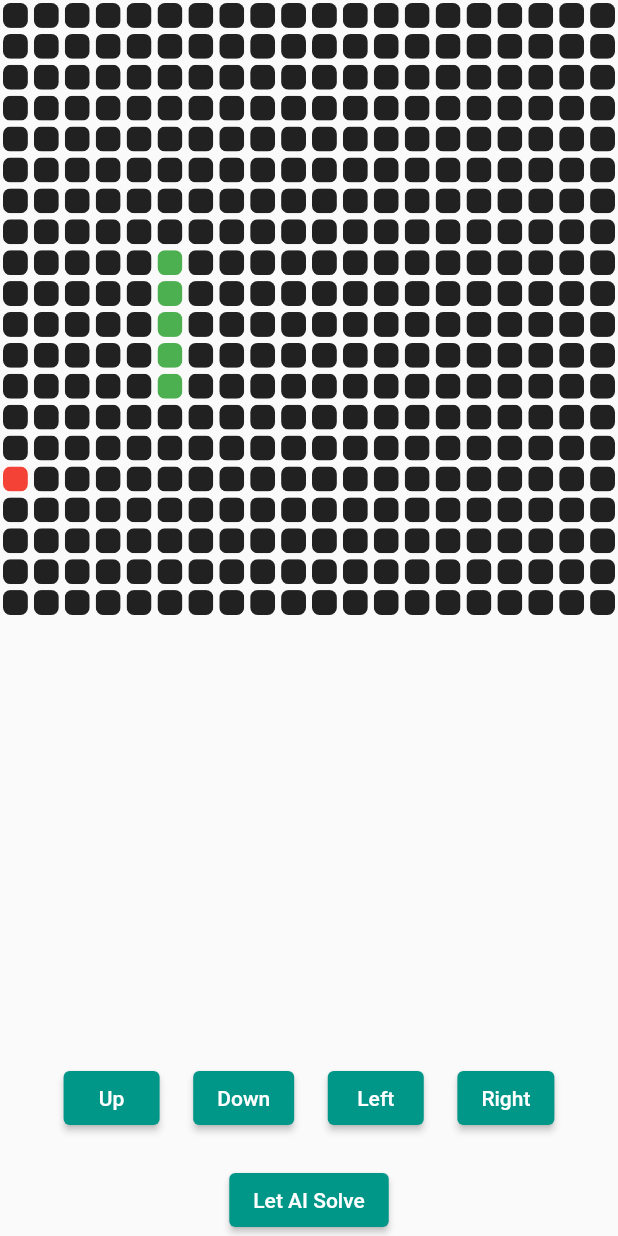
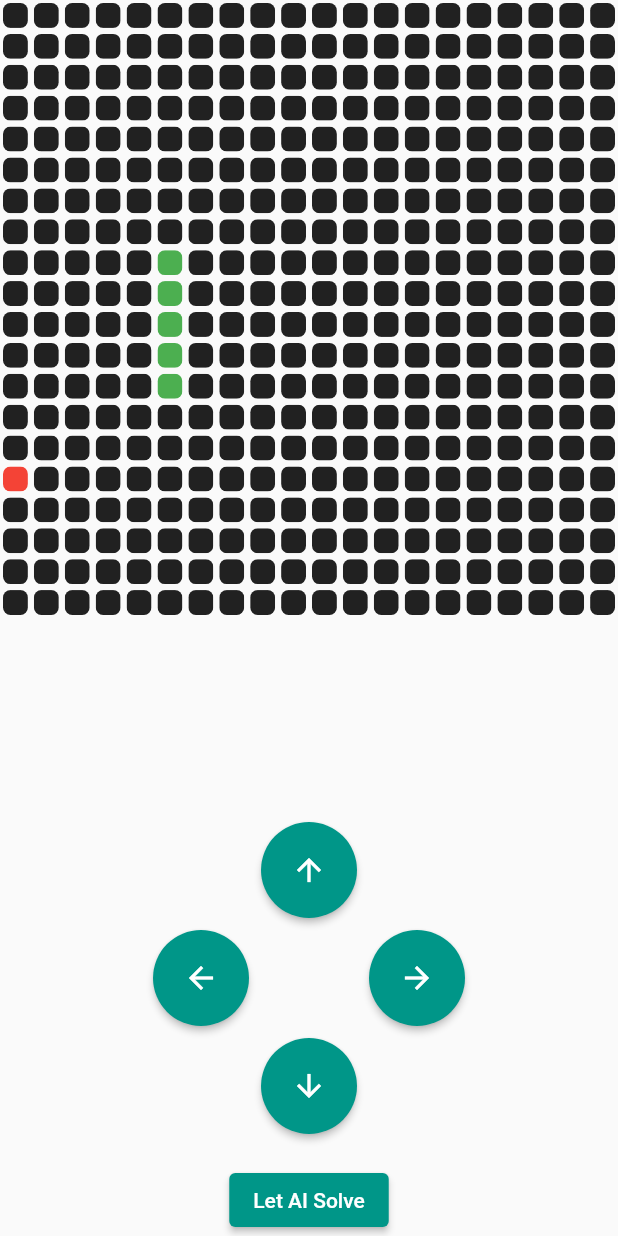
Before and after one commit to hyunjaemoon/portfolio, a Flutter app: the SnakeGame widget shown alone on an empty page, opened directly, on a phone screen of 412 x 824 dp. Run offline on Flutter 3.47's test engine with Material 2 defaults, Android fonts, the phone set to English and light mode, and no system bars.

Commit message:
Snake game control pad follows directional pad layout

```diff
--- a/lib/snake.dart
+++ b/lib/snake.dart
@@ -181,7 +181,9 @@ class _SnakeGameState extends State<SnakeGame> {
           Padding(
             padding: const EdgeInsets.all(20.0),
             child: Row(
-              mainAxisAlignment: MainAxisAlignment.spaceEvenly,
+              mainAxisAlignment: MainAxisAlignment.center,
+              children: [
+                Column(
                   children: [
                     ElevatedButton(
                       onPressed: () {
@@ -190,7 +192,46 @@ class _SnakeGameState extends State<SnakeGame> {
                           hasMoved = true;
                         }
                       },
-                  child: Text("Up"),
+                      child: Icon(Icons.arrow_upward),
+                      style: ElevatedButton.styleFrom(
+                        shape: CircleBorder(),
+                        padding: EdgeInsets.all(20.0), // Adjust the button size
+                      ),
+                    ),
+                    Row(
+                      children: [
+                        ElevatedButton(
+                          onPressed: () {
+                            if (!hasMoved && direction != 'right') {
+                              direction = 'left';
+                              hasMoved = true;
+                            }
+                          },
+                          child: Icon(Icons.arrow_back),
+                          style: ElevatedButton.styleFrom(
+                            shape: CircleBorder(),
+                            padding:
+                                EdgeInsets.all(20.0), // Adjust the button size
+                          ),
+                        ),
+                        SizedBox(
+                            width: 80.0,
+                            height: 80.0), // Placeholder for spacing
+                        ElevatedButton(
+                          onPressed: () {
+                            if (!hasMoved && direction != 'left') {
+                              direction = 'right';
+                              hasMoved = true;
+                            }
+                          },
+                          child: Icon(Icons.arrow_forward),
+                          style: ElevatedButton.styleFrom(
+                            shape: CircleBorder(),
+                            padding:
+                                EdgeInsets.all(20.0), // Adjust the button size
+                          ),
+                        ),
+                      ],
                     ),
                     ElevatedButton(
                       onPressed: () {
@@ -199,25 +240,13 @@ class _SnakeGameState extends State<SnakeGame> {
                           hasMoved = true;
                         }
                       },
-                  child: Text("Down"),
+                      child: Icon(Icons.arrow_downward),
+                      style: ElevatedButton.styleFrom(
+                        shape: CircleBorder(),
+                        padding: EdgeInsets.all(20.0), // Adjust the button size
                       ),
-                ElevatedButton(
-                  onPressed: () {
-                    if (!hasMoved && direction != 'right') {
-                      direction = 'left';
-                      hasMoved = true;
-                    }
-                  },
-                  child: Text("Left"),
                     ),
-                ElevatedButton(
-                  onPressed: () {
-                    if (!hasMoved && direction != 'left') {
-                      direction = 'right';
-                      hasMoved = true;
-                    }
-                  },
-                  child: Text("Right"),
+                  ],
                 ),
               ],
             ),
```
Lines whose indentation alone changed are shown as unchanged.
